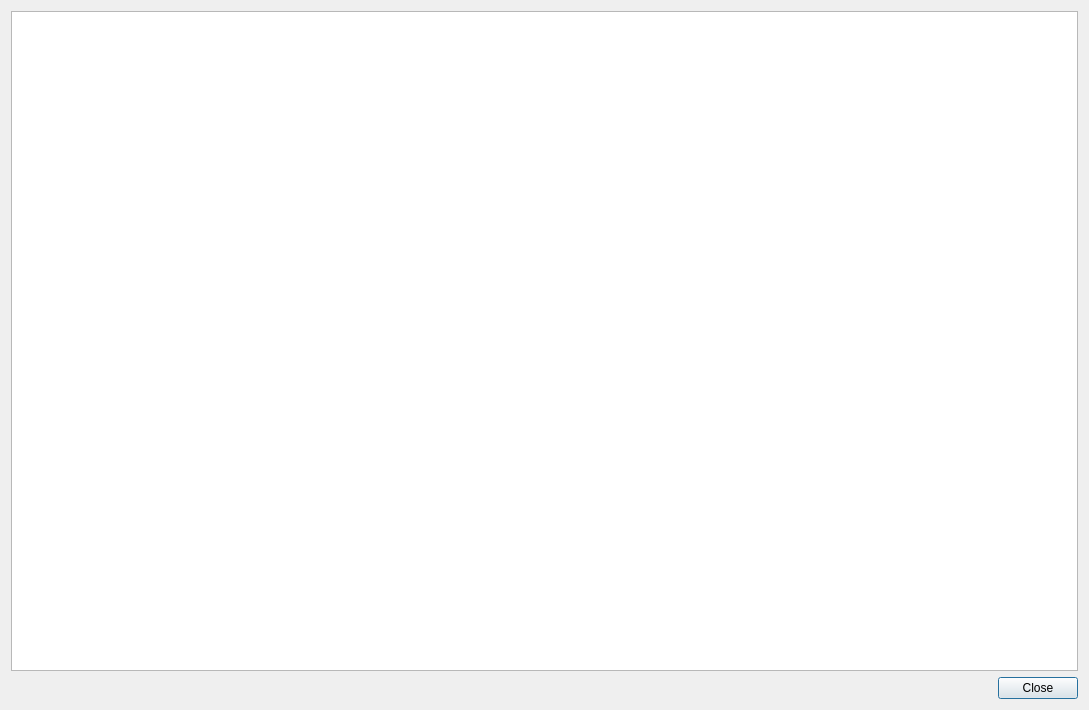
cibr-jyu/meggie, file designer_ui_files/logDialogUi.ui: the form before one commit.
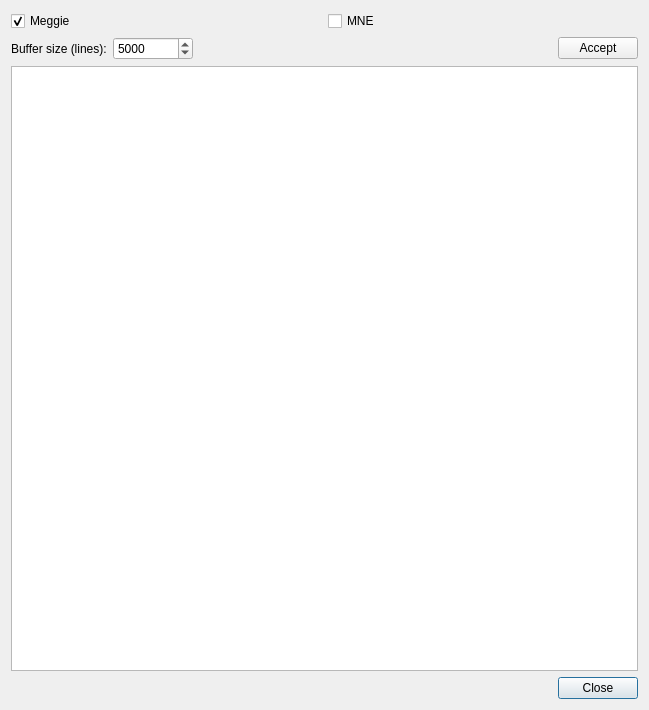
The form after the commit.

Commit message: Improve logging window

Diff of the .ui file:
```diff
--- a/designer_ui_files/logDialogUi.ui
+++ b/designer_ui_files/logDialogUi.ui
@@ -6,7 +6,7 @@
    <rect>
     <x>0</x>
     <y>0</y>
-    <width>1089</width>
+    <width>649</width>
     <height>710</height>
    </rect>
   </property>
@@ -14,7 +14,7 @@
    <string>Dialog</string>
   </property>
   <layout class="QGridLayout" name="gridLayout">
-   <item row="0" column="0">
+   <item row="3" column="0">
     <layout class="QVBoxLayout" name="verticalLayout">
      <item>
       <widget class="QTextEdit" name="textEdit"/>
@@ -45,6 +45,77 @@
      </item>
     </layout>
    </item>
+   <item row="2" column="0">
+    <layout class="QHBoxLayout" name="horizontalLayout_3">
+     <item>
+      <widget class="QLabel" name="labelBufferSize">
+       <property name="text">
+        <string>Buffer size (lines):</string>
+       </property>
+      </widget>
+     </item>
+     <item>
+      <widget class="QSpinBox" name="spinBoxBufferSize">
+       <property name="minimumSize">
+        <size>
+         <width>80</width>
+         <height>0</height>
+        </size>
+       </property>
+       <property name="maximum">
+        <number>1000000</number>
+       </property>
+       <property name="singleStep">
+        <number>100</number>
+       </property>
+       <property name="value">
+        <number>5000</number>
+       </property>
+      </widget>
+     </item>
+     <item>
+      <spacer name="horizontalSpacer_2">
+       <property name="orientation">
+        <enum>Qt::Horizontal</enum>
+       </property>
+       <property name="sizeHint" stdset="0">
+        <size>
+         <width>40</width>
+         <height>20</height>
+        </size>
+       </property>
+      </spacer>
+     </item>
+     <item>
+      <widget class="QPushButton" name="pushButtonBufferSize">
+       <property name="text">
+        <string>Accept</string>
+       </property>
+      </widget>
+     </item>
+    </layout>
+   </item>
+   <item row="0" column="0">
+    <layout class="QHBoxLayout" name="horizontalLayout_2">
+     <item>
+      <widget class="QCheckBox" name="checkBoxShowMeggie">
+       <property name="text">
+        <string>Meggie</string>
+       </property>
+       <property name="checked">
+        <bool>true</bool>
+       </property>
+      </widget>
+     </item>
+     <item>
+      <widget class="QCheckBox" name="checkBoxShowMNE">
+       <property name="text">
+        <string>MNE</string>
+       </property>
+      </widget>
+     </item>
+    </layout>
+   </item>
   </layout>
  </widget>
  <resources/>
```
Left out of the diff: 2 changed lines with no effect on the pictures. The commit also changes 3 other files.
